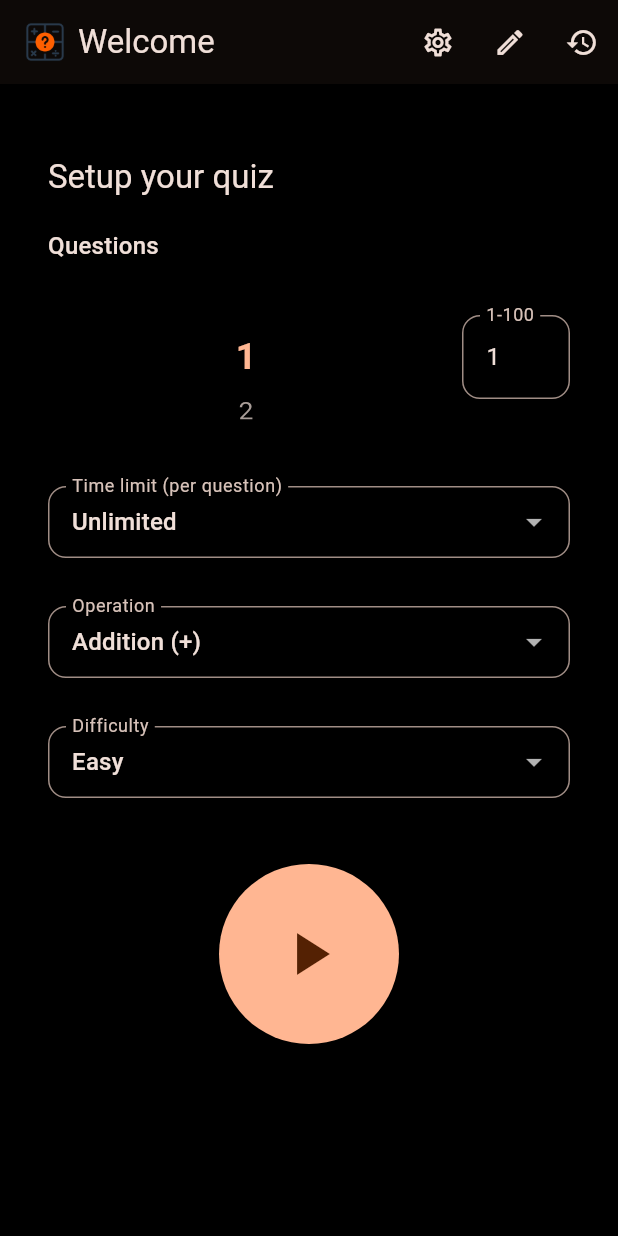
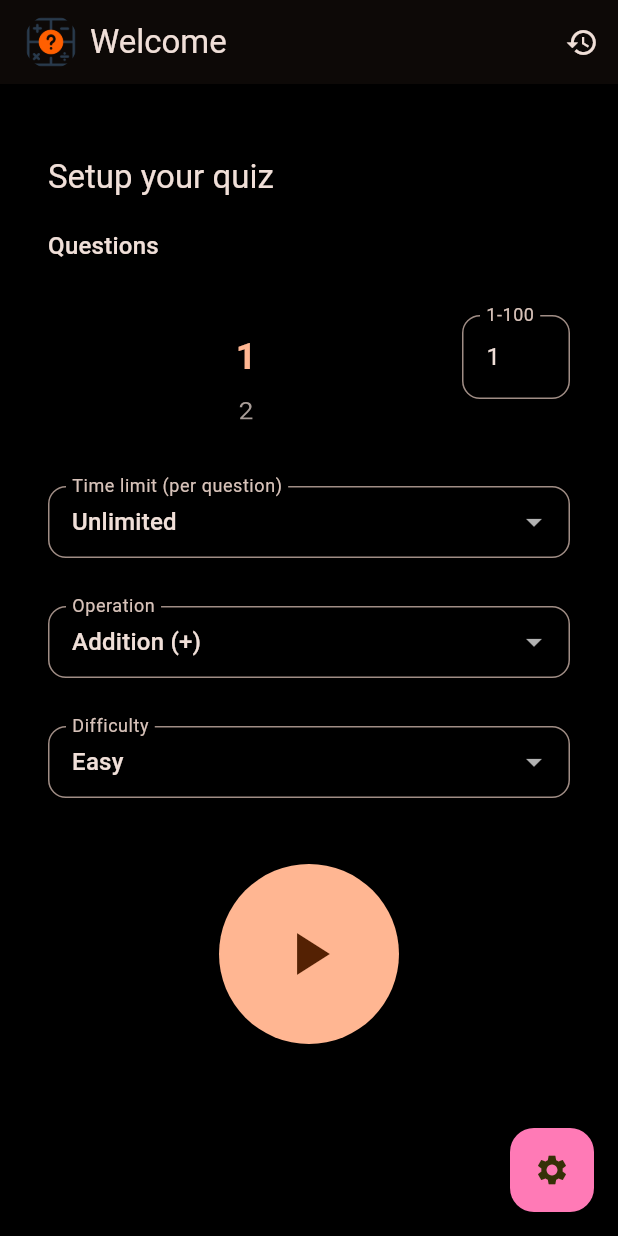
Before and after one commit to Thread-Reaper/Mathspro, a Flutter app: the MainScreen screen opened directly with empty values, on a phone screen of 412 x 824 dp. Run offline on Flutter 3.47's test engine with Material 3 defaults, Android fonts, the phone set to English and light mode, and no system bars; our stand-ins replace shared_preferences; accounts and stored records are empty.

Commit message:
Mathspro V3 Updated UI design changes in quiz screen

```diff
--- a/lib/main_screen.dart
+++ b/lib/main_screen.dart
@@ -250,39 +250,31 @@ class _MainScreenState extends State<MainScreen> {
       appBar: AppBar(
         title: Row(
           children: [
-            Image.asset(
-              'assets/app_logo.png',
-              width: 28,
-              height: 28,
-              fit: BoxFit.contain,
-              errorBuilder: (c, e, s) => const Icon(Icons.calculate),
+            // Circle logo, 1.3x previous size (28 -> 36)
+            ClipOval(
+              child: Image.asset(
+                'assets/app_logo.png',
+                width: 36,
+                height: 36,
+                fit: BoxFit.contain,
+                errorBuilder: (c, e, s) => const Icon(Icons.calculate),
+              ),
             ),
             const SizedBox(width: 8),
-            Expanded(child: Text('Welcome $_displayName')),
+            // Tap the welcome text to edit name
+            Expanded(
+              child: GestureDetector(
+                onTap: _editName,
+                child: Text(
+                  'Welcome $_displayName',
+                  overflow: TextOverflow.ellipsis,
+                ),
+              ),
+            ),
           ],
         ),
         actions: [
-          IconButton(
-            tooltip: 'Settings',
-            iconSize: 22,
-            padding: const EdgeInsets.symmetric(horizontal: 2),
-            constraints: const BoxConstraints(minWidth: 32),
-            icon: const Icon(Icons.settings_outlined),
-            onPressed: () {
-              Navigator.push(
-                context,
-                MaterialPageRoute(builder: (_) => const SettingsScreen()),
-              );
-            },
-          ),
-          IconButton(
-            tooltip: 'Edit name',
-            iconSize: 22,
-            padding: const EdgeInsets.symmetric(horizontal: 2),
-            constraints: const BoxConstraints(minWidth: 32),
-            icon: const Icon(Icons.edit_outlined),
-            onPressed: _editName,
-          ),
+          // Keep history as requested
           IconButton(
             tooltip: 'History',
             iconSize: 22,
@@ -308,6 +300,17 @@ class _MainScreenState extends State<MainScreen> {
           ),
         ),
       ),
+      // Move settings action to bottom-right
+      floatingActionButton: FloatingActionButton(
+        tooltip: 'Settings',
+        onPressed: () {
+          Navigator.push(
+            context,
+            MaterialPageRoute(builder: (_) => const SettingsScreen()),
+          );
+        },
+        child: const Icon(Icons.settings),
+      ),
     );
   }
 }
```
Also changed, not shown: lib/game_screen.dart (+110 -17 lines).
